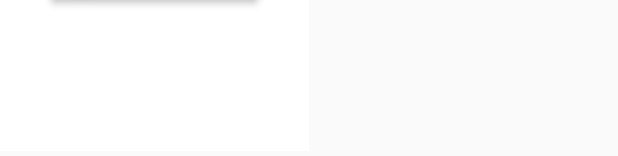
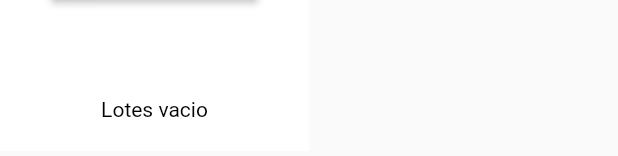
Before and after one commit to Kristy024/chaide-chaide-project, a Flutter app: the ColchonModal widget shown alone on an empty page, opened directly, scrolled down 3128 dp, on a phone screen of 412 x 824 dp. Shown: the part 959-1115 px from the top of the screen. Run offline on Flutter 3.47's test engine with Material 2 defaults, Android fonts, the phone set to English and light mode, and no system bars; our stand-ins replace dio, email_validator, file_picker, fluro, pdf, photo_view and 2 more; missing offline and left inert: dart:html, dart:js_interop, universal_html; accounts and stored records are empty; network calls fail.

Commit message:
fix save colchon button

```diff
--- a/lib/ui/modals/colchones_modal.dart
+++ b/lib/ui/modals/colchones_modal.dart
@@ -670,8 +670,7 @@ class _ColchonModalState extends State<ColchonModal> {
                                     puntaSaltadaReata: puntaSaltadaReata,
                                     reataRasgadaEnganchada:
                                         reataRasgadaEnganchada,
-                                      tipoRemateInadecuado:
-                                          tipoRemateInadecuado,
+                                    tipoRemateInadecuado: tipoRemateInadecuado,
                                     telaEspumaSalidaReata:
                                         telaEspumaSalidaReata,
                                     tapaDescuadrada: tapaDescuadrada,
@@ -707,12 +706,13 @@ class _ColchonModalState extends State<ColchonModal> {
                         }
                       },
                       text: 'Guardar',
-                        color: Colors.white,
+                      color: Colors.black,
                     )
                   : Text(
                       "Lotes vacio",
-                        style: TextStyle(color: Colors.white),
-                      )),
+                      style: TextStyle(color: Colors.black),
+                    ),
+            ),
           ],
         ),
       ),
```
Lines whose indentation alone changed are shown as unchanged.
